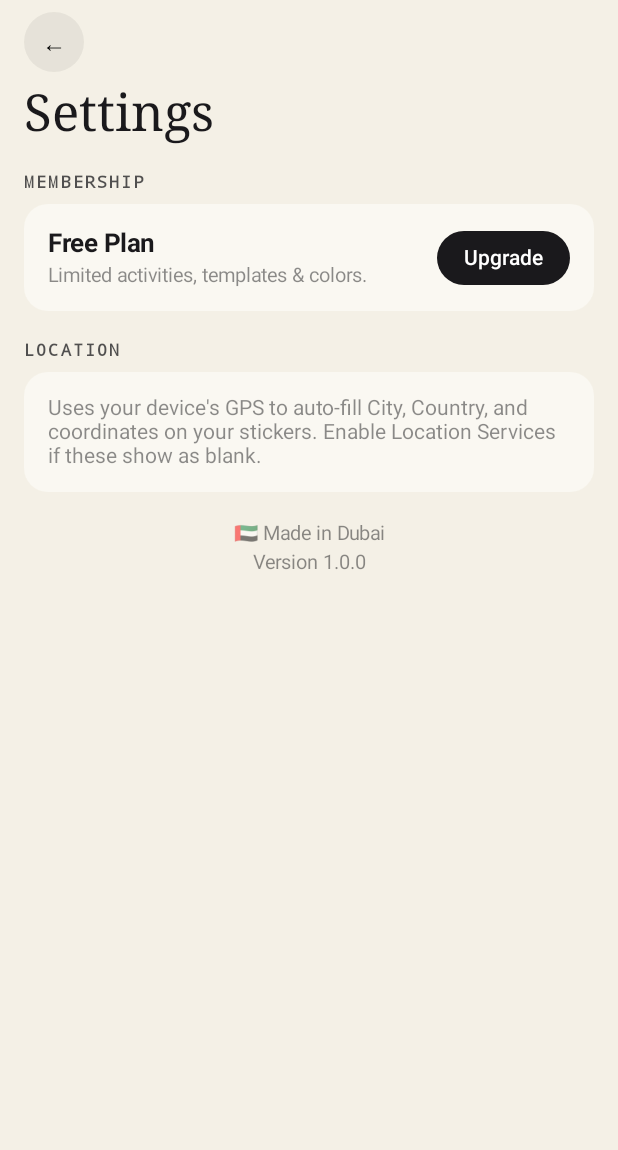
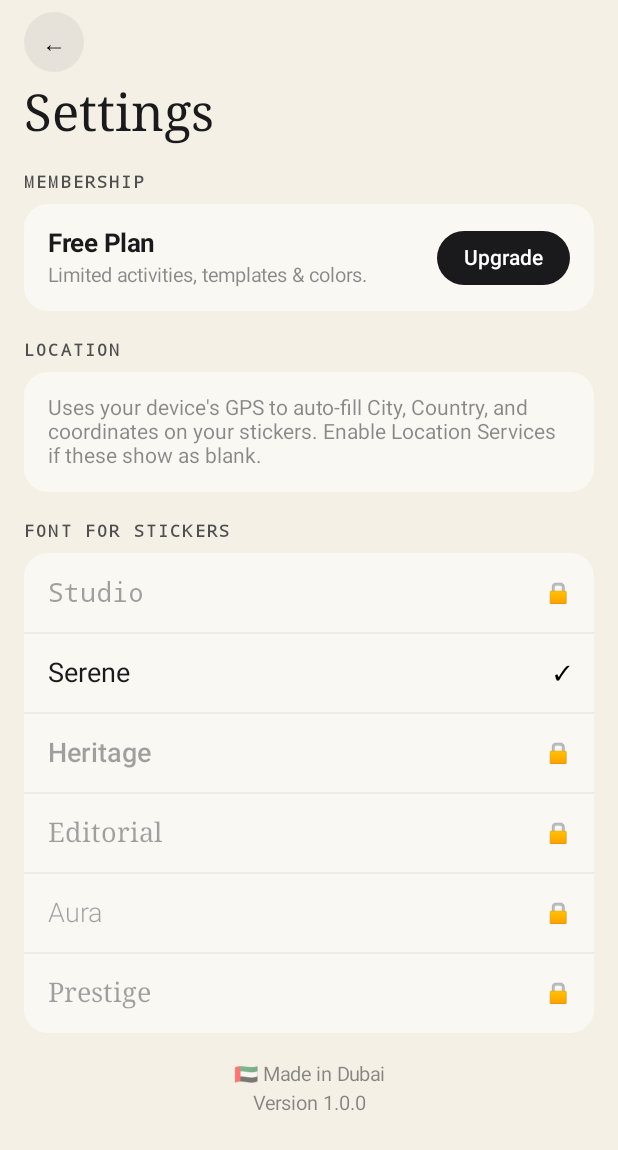
Before and after one commit to harshilv17/sociofit, an Android app built with Jetpack Compose: the screen it shows after launch (MainActivity), after a tap on "⚙️", on a phone screen of 412 x 824 dp. Shown: the top 1150 px of the screen. Run offline under Robolectric (Android 15) with nearby library versions, the phone set to English and light mode, and no system bars; 1 other tap on this screen came first.

Commit message:
sticker fonts

```diff
--- a/app/src/main/java/com/sociofit/app/Catalog.kt
+++ b/app/src/main/java/com/sociofit/app/Catalog.kt
@@ -146,6 +146,22 @@ val ACTIVITIES = listOf(
     )),
 )
 
+data class StickerFont(
+    val name: String,
+    val family: FontFamily,
+    val weight: FontWeight,
+    val pro: Boolean,
+)
+
+val FONTS = listOf(
+    StickerFont("Studio", FontFamily.Monospace, FontWeight.Normal, pro = true),
+    StickerFont("Serene", FontFamily.SansSerif, FontWeight.Normal, pro = false),
+    StickerFont("Heritage", FontFamily.SansSerif, FontWeight.Medium, pro = true),
+    StickerFont("Editorial", FontFamily.Serif, FontWeight.Normal, pro = true),
+    StickerFont("Aura", FontFamily.SansSerif, FontWeight.Light, pro = true),
+    StickerFont("Prestige", FontFamily.Serif, FontWeight.Normal, pro = true),
+)
+
 object Theme {
     val cream = Color(0xFFF4F0E6)
     val ink = Color(0xFF1A191C)
--- a/app/src/main/java/com/sociofit/app/SettingsScreen.kt
+++ b/app/src/main/java/com/sociofit/app/SettingsScreen.kt
@@ -66,6 +66,28 @@ fun SettingsScreen(onBack: () -> Unit, onPaywall: () -> Unit) {
                 }
             }
 
+            Section("FONT FOR STICKERS") {
+                Card {
+                    FONTS.forEachIndexed { i, font ->
+                        val locked = font.pro && !Store.isPro
+                        Row(
+                            Modifier.fillMaxWidth().divider(i < FONTS.lastIndex)
+                                .clickable { if (locked) onPaywall() else Store.stickerFont = font }
+                                .padding(16.dp),
+                            horizontalArrangement = Arrangement.SpaceBetween,
+                            verticalAlignment = Alignment.CenterVertically,
+                        ) {
+                            Text(
+                                font.name,
+                                color = if (locked) ink(0.4f) else Theme.ink,
+                                fontSize = 18.sp, fontFamily = font.family, fontWeight = font.weight,
+                            )
+                            Text(if (locked) "🔒" else if (Store.stickerFont == font) "✓" else "", fontSize = 13.sp)
+                        }
+                    }
+                }
+            }
+
             Column(Modifier.fillMaxWidth(), horizontalAlignment = Alignment.CenterHorizontally) {
                 Text("🇦🇪 Made in Dubai", color = ink(0.5f), fontSize = 13.sp)
                 Text("Version 1.0.0", Modifier.padding(top = 4.dp), color = ink(0.5f), fontSize = 13.sp)
--- a/app/src/main/java/com/sociofit/app/StickerCard.kt
+++ b/app/src/main/java/com/sociofit/app/StickerCard.kt
@@ -53,7 +53,9 @@ fun StickerCard(activity: FitnessActivity, config: StickerConfig) {
         Align.Center -> Alignment.CenterHorizontally to TextAlign.Center
         Align.Right -> Alignment.End to TextAlign.Right
     }
-    val numberFamily = FontFamily.Monospace
+    val font = Store.stickerFont
+    // Plain sans (Serene) shows numbers in monospace; other fonts use their own family.
+    val numberFamily = if (font.family == FontFamily.SansSerif && font.weight == FontWeight.Normal) FontFamily.Monospace else font.family
 
     Column(
         Modifier.fillMaxWidth().clip(RoundedCornerShape(22.dp)).background(Theme.cardWhite).padding(22.dp),
@@ -103,7 +105,7 @@ fun StickerCard(activity: FitnessActivity, config: StickerConfig) {
         if (config.notes.isNotEmpty()) {
             Text(
                 config.notes, Modifier.padding(top = 10.dp),
-                color = dim(0.7f), fontSize = 12.sp,
+                color = dim(0.7f), fontSize = 12.sp, fontFamily = font.family, fontWeight = font.weight,
             )
         }
     }
--- a/app/src/main/java/com/sociofit/app/Store.kt
+++ b/app/src/main/java/com/sociofit/app/Store.kt
@@ -18,6 +18,7 @@ import kotlin.coroutines.resume
 // ponytail: in-memory app state; Pro isn't persisted across launches.
 object Store {
     var isPro by mutableStateOf(false)
+    var stickerFont by mutableStateOf(FONTS[1])
     var city by mutableStateOf("")
     var country by mutableStateOf("")
     var flag by mutableStateOf("")
```
